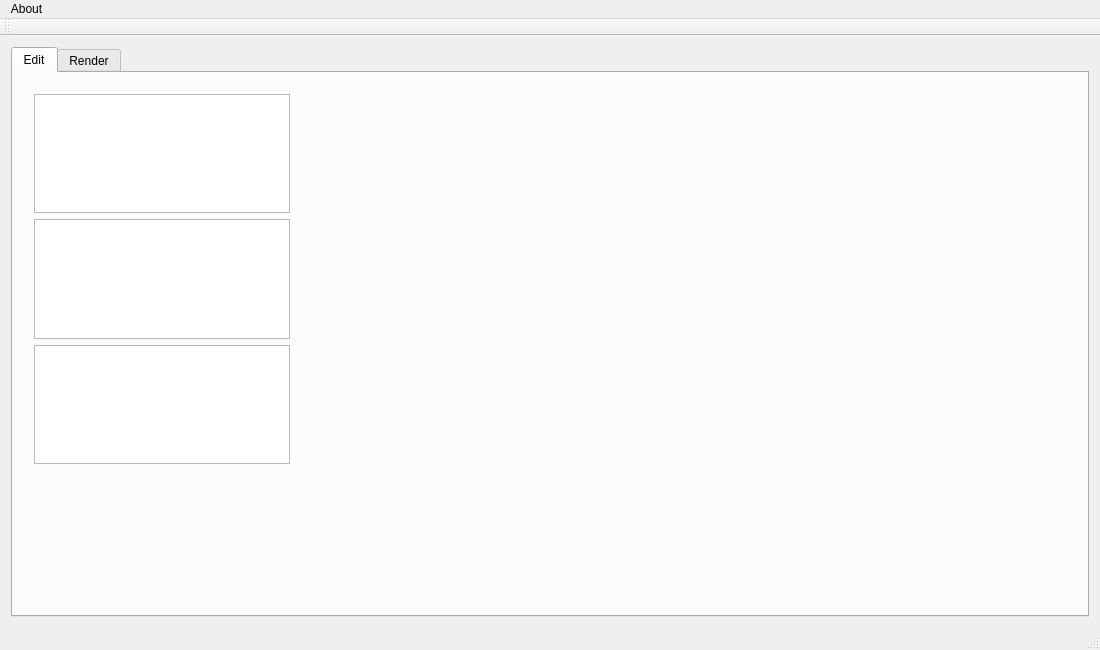
First picture: the form in mainwindow.ui, repository kazeevn/Mipt-ray-tracer, before the edit.
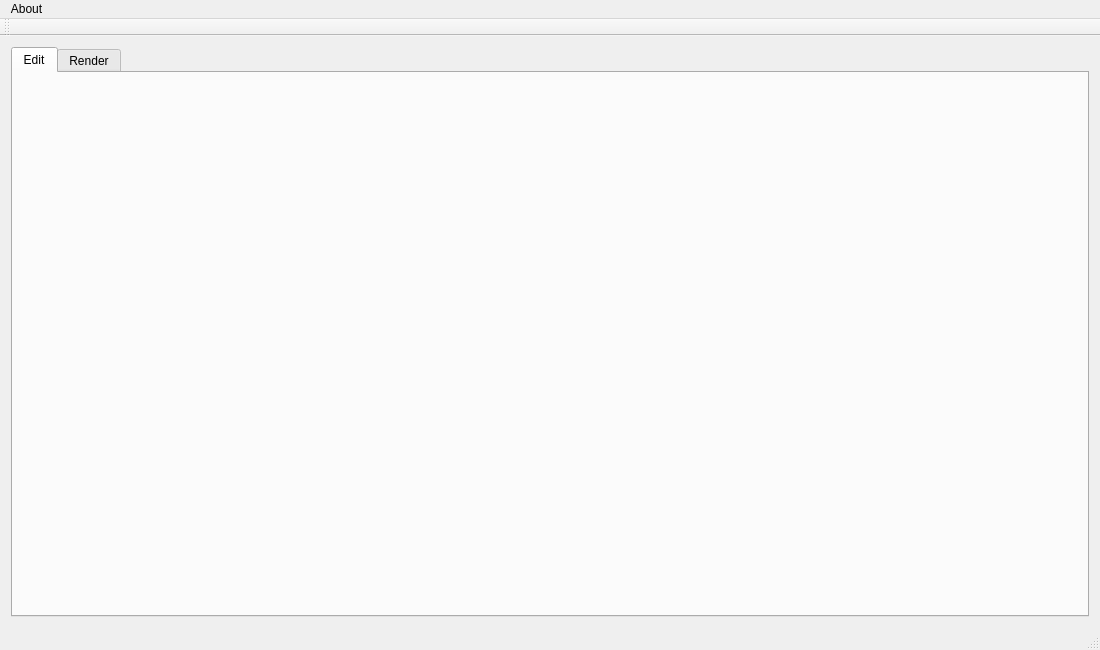
Second picture: the form after the edit. Icons and pictures are not drawn.

Commit message: Added good-looking interface.

```diff
--- a/mainwindow.ui
+++ b/mainwindow.ui
@@ -31,37 +31,6 @@
        <attribute name="title">
         <string>Edit</string>
        </attribute>
-       <widget class="QWidget" name="horizontalLayoutWidget">
-        <property name="geometry">
-         <rect>
-          <x>10</x>
-          <y>10</y>
-          <width>471</width>
-          <height>392</height>
-         </rect>
-        </property>
-        <layout class="QFormLayout" name="formLayout">
-         <property name="fieldGrowthPolicy">
-          <enum>QFormLayout::AllNonFixedFieldsGrow</enum>
-         </property>
-         <item row="9" column="0">
-          <widget class="QTableView" name="tableView"/>
-         </item>
-         <item row="8" column="0">
-          <widget class="QListView" name="listView">
-           <property name="sizePolicy">
-            <sizepolicy hsizetype="Fixed" vsizetype="Expanding">
-             <horstretch>0</horstretch>
-             <verstretch>0</verstretch>
-            </sizepolicy>
-           </property>
-          </widget>
-         </item>
-         <item row="7" column="0">
-          <widget class="QTableView" name="tableViewCamera"/>
-         </item>
-        </layout>
-       </widget>
       </widget>
       <widget class="QWidget" name="render">
        <attribute name="title">
```
The commit also changes 1 other file.
